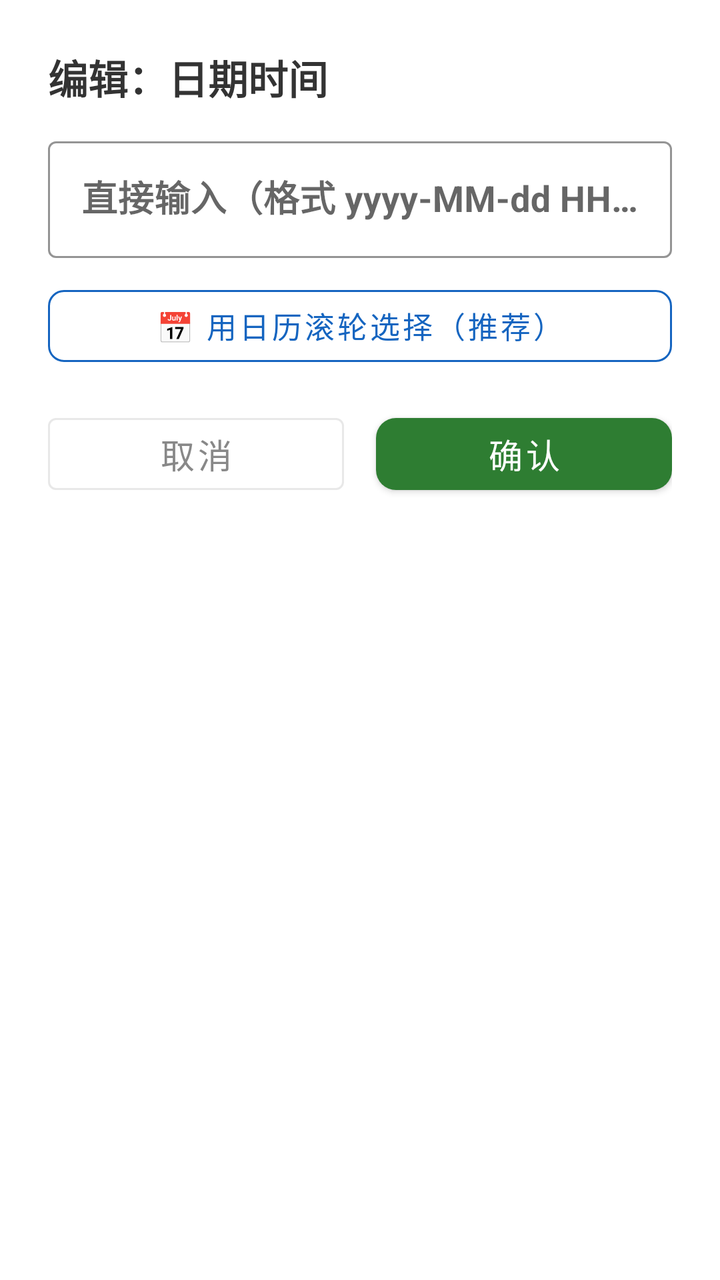
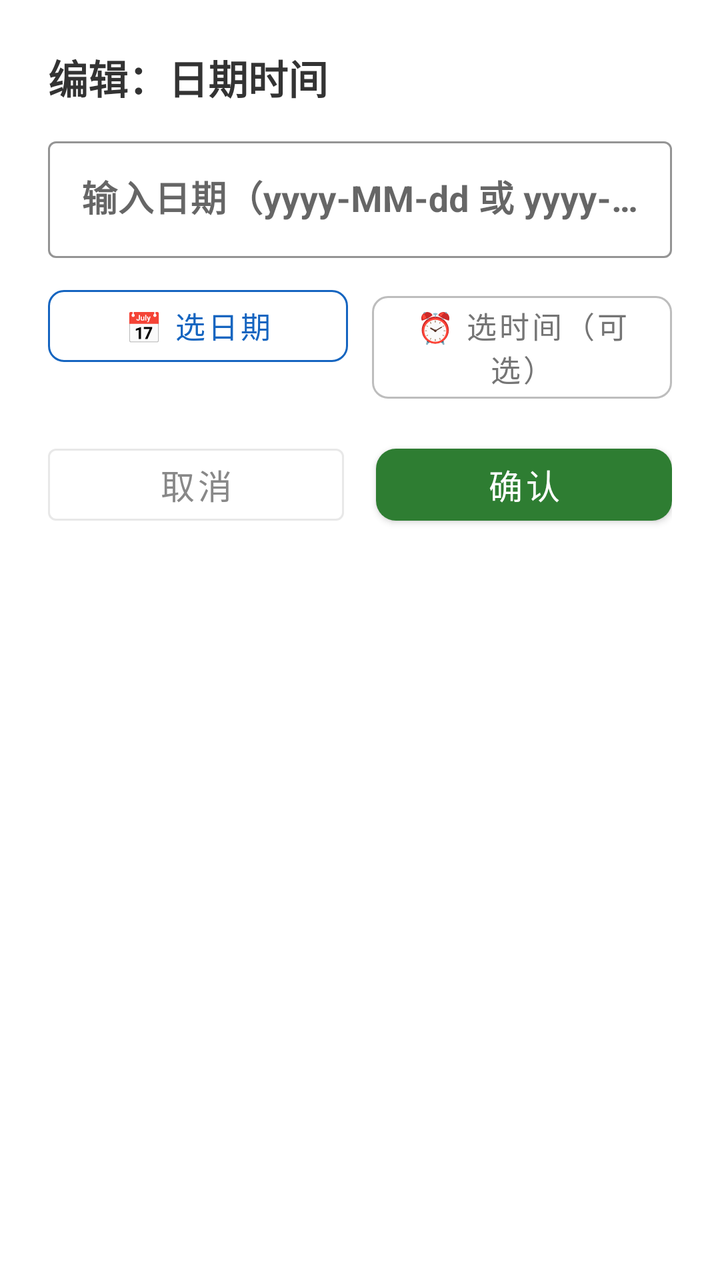

Screens rendered from an Android XML layout before and after an edit, with the pre-edit source and the edit as a unified diff.
<!-- AndroidManifest.xml: application theme Theme.FarmTrade -->
<!-- res/layout/dialog_datetime_edit.xml -->
<?xml version="1.0" encoding="utf-8"?>
<LinearLayout
    xmlns:android="http://schemas.android.com/apk/res/android"
    xmlns:app="http://schemas.android.com/apk/res-auto"
    android:layout_width="match_parent"
    android:layout_height="wrap_content"
    android:orientation="vertical"
    android:background="#ffffff"
    android:paddingStart="24dp"
    android:paddingEnd="24dp"
    android:paddingTop="24dp"
    android:paddingBottom="20dp">

    
    <TextView
        android:layout_width="wrap_content"
        android:layout_height="wrap_content"
        android:text="编辑：日期时间"
        android:textColor="#333333"
        android:textSize="20sp"
        android:textStyle="bold"
        android:layout_marginBottom="12dp" />

    
    <com.google.android.material.textfield.TextInputLayout
        style="@style/Widget.MaterialComponents.TextInputLayout.OutlinedBox"
        android:layout_width="match_parent"
        android:layout_height="wrap_content"
        android:layout_marginBottom="10dp"
        app:boxStrokeColor="#1565c0"
        app:hintTextColor="#1565c0">

        <com.google.android.material.textfield.TextInputEditText
            android:id="@+id/etDatetimeText"
            android:layout_width="match_parent"
            android:layout_height="wrap_content"
            android:inputType="text"
            android:textSize="18sp"
            android:textStyle="bold"
            android:textColor="#333333"
            android:maxLines="1"
            android:gravity="center"
            android:hint="直接输入（格式 yyyy-MM-dd HH:mm）" />
    </com.google.android.material.textfield.TextInputLayout>

    
    <com.google.android.material.button.MaterialButton
        android:id="@+id/btnPickFromWheel"
        style="@style/Widget.MaterialComponents.Button.OutlinedButton"
        android:layout_width="match_parent"
        android:layout_height="wrap_content"
        android:layout_marginBottom="16dp"
        android:text="📅 用日历滚轮选择（推荐）"
        android:textColor="#1565c0"
        android:textSize="15sp"
        app:strokeColor="#1565c0"
        app:cornerRadius="8dp" />

    
    <LinearLayout
        android:layout_width="match_parent"
        android:layout_height="wrap_content"
        android:orientation="horizontal">

        <com.google.android.material.button.MaterialButton
            android:id="@+id/btnCancelDatetime"
            style="@style/Widget.MaterialComponents.Button.OutlinedButton"
            android:layout_width="0dp"
            android:layout_height="48dp"
            android:layout_weight="1"
            android:text="取消"
            android:textColor="#888888"
            android:textSize="17sp"
            app:strokeColor="#e8e8e8"
            android:layout_marginEnd="8dp" />

        <com.google.android.material.button.MaterialButton
            android:id="@+id/btnConfirmDatetime"
            android:layout_width="0dp"
            android:layout_height="48dp"
            android:layout_weight="1"
            android:text="确认"
            android:textColor="#ffffff"
            android:textSize="17sp"
            app:backgroundTint="#2e7d32"
            app:cornerRadius="10dp"
            android:layout_marginStart="8dp" />
    </LinearLayout>

</LinearLayout>
<!-- resources referenced by this layout -->
<resources>
  <style name="Theme.FarmTrade" parent="Theme.MaterialComponents.Light.NoActionBar">
          <item name="colorPrimary">@color/green_primary</item>
          <item name="colorPrimaryVariant">@color/green_dark</item>
          <item name="colorOnPrimary">@color/white</item>
          <item name="colorSecondary">@color/orange_primary</item>
          <item name="colorOnSecondary">@color/white</item>
          <item name="android:statusBarColor">@color/green_primary</item>
          <item name="android:windowLightStatusBar">false</item>
      </style>
  <color name="green_primary">#2e7d32</color>
  <color name="green_dark">#1b5e20</color>
  <color name="white">#ffffff</color>
  <color name="orange_primary">#e65100</color>
</resources>

<!-- the commit's change to res/layout/dialog_datetime_edit.xml (unified diff, before → after) -->
@@ -40,21 +40,42 @@
             android:textColor="#333333"
             android:maxLines="1"
             android:gravity="center"
-            android:hint="直接输入（格式 yyyy-MM-dd HH:mm）" />
+            android:hint="输入日期（yyyy-MM-dd 或 yyyy-MM-dd HH:mm）" />
     </com.google.android.material.textfield.TextInputLayout>
 
     
-    <com.google.android.material.button.MaterialButton
-        android:id="@+id/btnPickFromWheel"
-        style="@style/Widget.MaterialComponents.Button.OutlinedButton"
+    <LinearLayout
         android:layout_width="match_parent"
         android:layout_height="wrap_content"
-        android:layout_marginBottom="16dp"
-        android:text="📅 用日历滚轮选择（推荐）"
-        android:textColor="#1565c0"
-        android:textSize="15sp"
-        app:strokeColor="#1565c0"
-        app:cornerRadius="8dp" />
+        android:orientation="horizontal"
+        android:layout_marginBottom="16dp">
+
+        <com.google.android.material.button.MaterialButton
+            android:id="@+id/btnPickFromWheel"
+            style="@style/Widget.MaterialComponents.Button.OutlinedButton"
+            android:layout_width="0dp"
+            android:layout_height="wrap_content"
+            android:layout_weight="1"
+            android:text="📅 选日期"
+            android:textColor="#1565c0"
+            android:textSize="15sp"
+            app:strokeColor="#1565c0"
+            app:cornerRadius="8dp"
+            android:layout_marginEnd="6dp" />
+
+        <com.google.android.material.button.MaterialButton
+            android:id="@+id/btnPickTime"
+            style="@style/Widget.MaterialComponents.Button.OutlinedButton"
+            android:layout_width="0dp"
+            android:layout_height="wrap_content"
+            android:layout_weight="1"
+            android:text="⏰ 选时间（可选）"
+            android:textColor="#757575"
+            android:textSize="15sp"
+            app:strokeColor="#bdbdbd"
+            app:cornerRadius="8dp"
+            android:layout_marginStart="6dp" />
+    </LinearLayout>
 
     
     <LinearLayout
